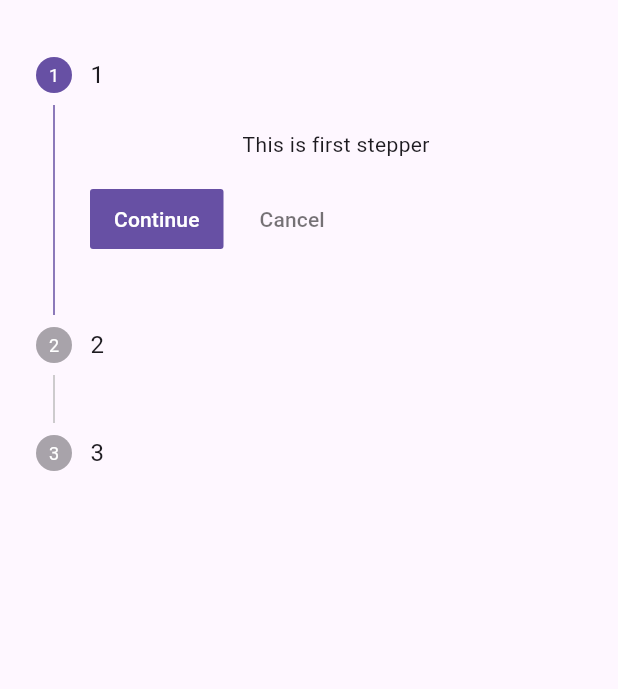
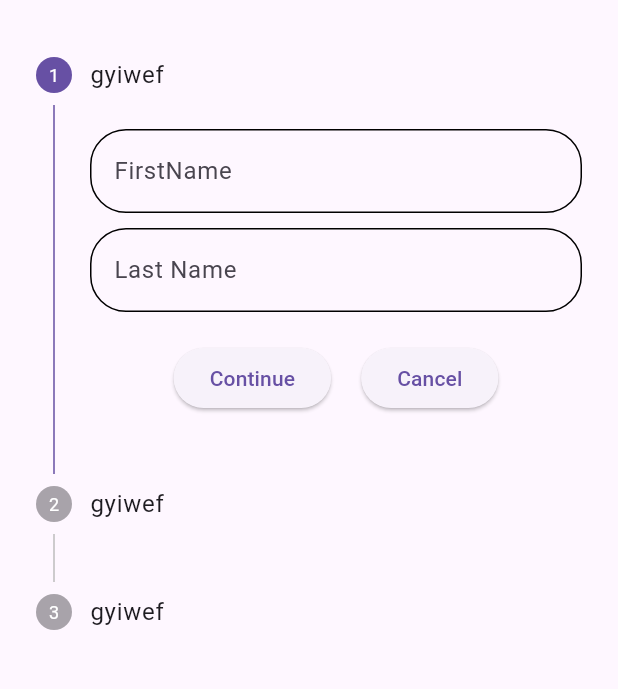
Before and after one commit to artichaudhary0/Provider, a Flutter app: the screen it shows after launch, after a tap on "Continue", after a tap on "Cancel", on a phone screen of 412 x 824 dp, the part 63-752 px from its top. Run offline on Flutter 3.47's test engine with Material 3 defaults, Android fonts, the phone set to English and light mode, and no system bars.

Commit message:
stepper added

```diff
--- /dev/null
+++ b/lib/home_screen/home_screen.dart
@@ -0,0 +1,39 @@
+import 'package:contact_diary/theme/theme.dart';
+import 'package:flutter/material.dart';
+
+import '../stepper/stepper.dart';
+
+class HomeScreen extends StatefulWidget {
+  const HomeScreen({super.key});
+
+  @override
+  State<HomeScreen> createState() => _HomeScreenState();
+}
+
+class _HomeScreenState extends State<HomeScreen> {
+  @override
+  Widget build(BuildContext context) {
+    return Scaffold(
+      appBar: AppBar(
+        title: Text(isLight ? "Light Theme" : " Dark Theme"),
+        actions: [
+          GestureDetector(
+            onTap: () {
+              setState(() {
+                isLight = !isLight;
+              });
+            },
+            child: Padding(
+              padding: const EdgeInsets.all(8.0),
+              child: Icon(
+                isLight ? Icons.sunny : Icons.shield_moon,
+                color: Colors.amber,
+              ),
+            ),
+          ),
+        ],
+      ),
+      body: StepperDemo(),
+    );
+  }
+}
--- a/lib/main.dart
+++ b/lib/main.dart
@@ -1,3 +1,4 @@
+import 'package:contact_diary/home_screen/home_screen.dart';
 import 'package:contact_diary/stepper/stepper.dart';
 import 'package:contact_diary/theme/theme.dart';
 import 'package:flutter/material.dart';
@@ -13,7 +14,7 @@ class MyApp extends StatefulWidget {
   State<MyApp> createState() => _MyAppState();
 }
 
-bool _isLight = true;
+
 
 class _MyAppState extends State<MyApp> {
   // This widget is the root of your application.
@@ -22,36 +23,8 @@ class _MyAppState extends State<MyApp> {
     return MaterialApp(
       title: 'Flutter Demo',
       debugShowCheckedModeBanner: false,
-      theme: _isLight ? CustomThemeData.lightTheme : CustomThemeData.darkTheme,
-      home: Scaffold(
-        appBar: AppBar(
-          title: Text(_isLight ? "Light Theme" : " Dark Theme"),
-          actions: [
-            GestureDetector(
-              onTap: () {
-                setState(() {
-                  _isLight = !_isLight;
-                });
-              },
-              child: Padding(
-                padding: const EdgeInsets.all(8.0),
-                child: Icon(
-                  _isLight ? Icons.sunny : Icons.shield_moon,
-                  color: Colors.amber,
-                ),
-              ),
-            ),
-          ],
-        ),
-        body: Center(
-          child: Column(
-            children: [
-             StepperDemo(),
-
-            ],
-          ),
-        ),
-      ),
+      theme: isLight ? CustomThemeData.lightTheme : CustomThemeData.darkTheme,
+      home: HomeScreen(),
     );
   }
 }
--- a/lib/stepper/stepper.dart
+++ b/lib/stepper/stepper.dart
@@ -7,58 +7,164 @@ class StepperDemo extends StatefulWidget {
   State<StepperDemo> createState() => _StepperDemoState();
 }
 
+int currentIndex = 0;
+
 class _StepperDemoState extends State<StepperDemo> {
-
-  int currentStep = 0 ;
-
-  bool isActive = false;
-
-  stepContinue(){
-    if(currentStep<2){  setState(() {
-      currentStep = currentStep +1;
-    });}
-
-
-  }
-  stepCancel(){
-
-    if(currentStep>0){    setState(() {
-      currentStep = currentStep -1;
-    });}
-
-
-
-
+  void stepContinue() {
+    final isLastStep = currentIndex == getSteps().length - 1;
+    if (isLastStep) {
+      showDialog(
+          context: context,
+          builder: (BuildContext context) {
+            return const AlertDialog(
+              title: Text("Successful"),
+            );
+          });
+    } else {
+      setState(() {
+        currentIndex = currentIndex + 1;
+      });
+    }
   }
 
+  void stepCancel() {
+    if (currentIndex > 0) {
+      setState(() {
+        currentIndex = currentIndex - 1;
+      });
+    }
+  }
 
+  void stepTapped(int index) {
+    setState(() {
+      currentIndex = index;
+    });
 
+    print(index);
+  }
+
+  Widget ButtonWidget(context, details) {
+    return Row(
+      mainAxisAlignment: MainAxisAlignment.center,
+      children: [
+        ElevatedButton(
+            onPressed: () {
+              stepContinue();
+            },
+            child: const Text("Continue")),
+        const SizedBox(
+          width: 20,
+        ),
+        ElevatedButton(
+            onPressed: () {
+              stepCancel();
+            },
+            child: const Text("Cancel")),
+      ],
+    );
+  }
+
+  TextEditingController email_controller = TextEditingController();
 
   @override
   Widget build(BuildContext context) {
     return Stepper(
-      currentStep: currentStep,
-        onStepContinue: stepContinue,
-        onStepCancel: stepCancel,
-        type: StepperType.vertical,
+      currentStep: currentIndex,
+      onStepContinue: stepContinue,
+      onStepCancel: stepCancel,
+      onStepTapped: stepTapped,
+      type: StepperType.vertical,
+      controlsBuilder: ButtonWidget,
+      elevation: 0,
+      steps: getSteps(),
+    );
+  }
 
-        steps: [
+  List<Step> getSteps() {
+    return <Step>[
       Step(
-        title: Text("1"),
-        content: Text("This is first stepper"),
-        isActive: currentStep>=0,
-
+        title: const Text("gyiwef"),
+        content: Column(
+          children: [
+            TextField(
+              decoration: InputDecoration(
+                hintText: "FirstName",
+                enabledBorder:
+                    OutlineInputBorder(borderRadius: BorderRadius.circular(24)),
+                focusedBorder:
+                    OutlineInputBorder(borderRadius: BorderRadius.circular(24)),
+              ),
+            ),
+            const SizedBox(
+              height: 10,
+            ),
+            TextField(
+              decoration: InputDecoration(
+                hintText: "Last Name",
+                enabledBorder:
+                    OutlineInputBorder(borderRadius: BorderRadius.circular(24)),
+                focusedBorder:
+                    OutlineInputBorder(borderRadius: BorderRadius.circular(24)),
+              ),
+            ),
+            const SizedBox(
+              height: 20,
+            ),
+          ],
+        ),
+        isActive: currentIndex >= 0,
       ),
       Step(
-        title: Text("2"),
-        content: Text("This is first stepper"),
-        isActive: currentStep>=1, // 0,1
+        title: const Text("gyiwef"),
+        content: Column(
+          children: [
+            Form(
+                child: Column(
+              children: [
+                TextFormField(
+                  controller: email_controller,
+                  decoration: InputDecoration(
+                    hintText: "Email",
+                    enabledBorder: OutlineInputBorder(
+                        borderRadius: BorderRadius.circular(24)),
+                    focusedBorder: OutlineInputBorder(
+                        borderRadius: BorderRadius.circular(24)),
+                  ),
+                  validator: (value) {
+                    if (email_controller.toString().isEmpty) {
+                      return "cdtwyq";
+                    }
+                  },
+                ),
+              ],
+            )),
+            const SizedBox(
+              height: 20,
+            ),
+          ],
+        ),
+        isActive: currentIndex >= 1,
       ),
       Step(
-        title: Text("3"),
-        content: Text("This is first stepper"),
-        isActive: currentStep>=2, // 2,1,0
+        title: const Text("gyiwef"),
+        content: Column(
+          children: [
+            TextField(
+              decoration: InputDecoration(
+                hintText: "Phone number",
+                enabledBorder:
+                    OutlineInputBorder(borderRadius: BorderRadius.circular(24)),
+                focusedBorder:
+                    OutlineInputBorder(borderRadius: BorderRadius.circular(24)),
+              ),
+            ),
+            const SizedBox(
+              height: 20,
+            ),
+          ],
+        ),
+        isActive: currentIndex >= 2,
       ),
-    ]);
+    ];
   }
 }
--- a/lib/theme/theme.dart
+++ b/lib/theme/theme.dart
@@ -1,4 +1,7 @@
 import 'package:flutter/material.dart';
+
+bool isLight = true;
+
 
 class CustomThemeData {
   CustomThemeData._();
```
